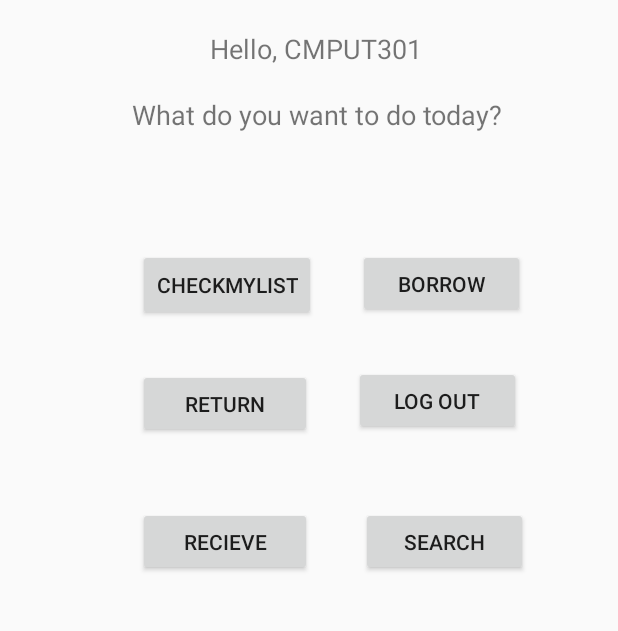
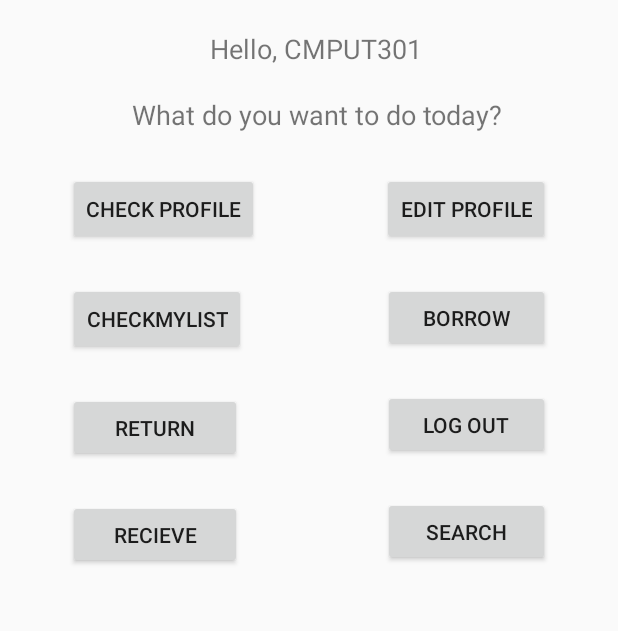
Before and after one commit to CMPUT-301-Fall2020/CMPUT301F20T36, an Android app: the main_menu_activity screen opened directly, with no data from a screen before it, on a phone screen of 412 x 824 dp, the part 276-907 px from its top. Run offline under Robolectric (Android 15) with nearby library versions, the phone set to English and light mode, and no system bars.

Commit message:
added xml

```diff
--- a/BOOK_MASTER/app/src/main/AndroidManifest.xml
+++ b/BOOK_MASTER/app/src/main/AndroidManifest.xml
@@ -9,7 +9,9 @@
         android:roundIcon="@mipmap/ic_launcher_round"
         android:supportsRtl="true"
         android:theme="@style/AppTheme">
-        <activity android:name=".add_book_activity"></activity>
+        <activity android:name=".profile_page_edit_activity"></activity>
+        <activity android:name=".profile_page_activity" />
+        <activity android:name=".add_book_activity" />
         <activity android:name=".search_page_activity" />
         <activity android:name=".owner_receive_activity" />
         <activity android:name=".borrow_return_activity" />
--- a/BOOK_MASTER/app/src/main/java/com/example/book_master/main_menu_activity.java
+++ b/BOOK_MASTER/app/src/main/java/com/example/book_master/main_menu_activity.java
@@ -14,6 +14,8 @@ public class main_menu_activity extends AppCompatActivity {
     Button log_out_button;
     Button receive_button;
     Button search_button;
+    Button profile_check_button;
+    Button profile_edit_button;
 
     @Override
     protected void onCreate(Bundle savedInstanceState) {
@@ -26,6 +28,8 @@ public class main_menu_activity extends AppCompatActivity {
         log_out_button = findViewById(R.id.Logout_main_button);
         receive_button = findViewById(R.id.Receive_main_button);
         search_button = findViewById(R.id.Search_main_button);
+        profile_check_button = findViewById(R.id.profile_main_button);
+        profile_edit_button = findViewById(R.id.Profile_main_edit);
 
         check_mylist_button.setOnClickListener(new View.OnClickListener() {
             @Override
@@ -74,8 +78,20 @@ public class main_menu_activity extends AppCompatActivity {
                 startActivity(search_page__intent);
             }
         });
-
-
+        profile_check_button.setOnClickListener(new View.OnClickListener() {
+            @Override
+            public void onClick(View v) {
+                Intent profile_check__intent = new Intent(main_menu_activity.this, profile_page_activity.class);
+                startActivity(profile_check__intent);
+            }
+        });
+        profile_edit_button.setOnClickListener(new View.OnClickListener() {
+            @Override
+            public void onClick(View v) {
+                Intent profile_edit__intent = new Intent(main_menu_activity.this, profile_page_edit_activity.class);
+                startActivity(profile_edit__intent);
+            }
+        });
 
     }
 }
--- a/BOOK_MASTER/app/src/main/java/com/example/book_master/models/UserList.java
+++ b/BOOK_MASTER/app/src/main/java/com/example/book_master/models/UserList.java
@@ -4,6 +4,7 @@ import java.util.ArrayList;
 
 public class UserList {
     private ArrayList<User> userList= new ArrayList<>();
+1
 
     private User get_User(String name){
         User u = new User(name);
--- a/BOOK_MASTER/app/src/main/res/layout/main_menu.xml
+++ b/BOOK_MASTER/app/src/main/res/layout/main_menu.xml
@@ -46,31 +46,31 @@
         android:id="@+id/CHECKMYLIST_button"
         android:layout_width="wrap_content"
         android:layout_height="wrap_content"
-        android:layout_marginStart="92dp"
-        android:layout_marginLeft="92dp"
-        android:layout_marginTop="76dp"
+        android:layout_marginStart="45dp"
+        android:layout_marginLeft="45dp"
+        android:layout_marginTop="25dp"
         android:text="Checkmylist"
         app:layout_constraintStart_toStartOf="parent"
-        app:layout_constraintTop_toBottomOf="@+id/textView6" />
+        app:layout_constraintTop_toBottomOf="@+id/profile_main_button" />
 
     <Button
         android:id="@+id/Borrow_main_button"
         android:layout_width="111dp"
         android:layout_height="46dp"
-        android:layout_marginStart="28dp"
-        android:layout_marginLeft="28dp"
-        android:layout_marginTop="76dp"
+        android:layout_marginTop="25dp"
+        android:layout_marginEnd="45dp"
+        android:layout_marginRight="45dp"
         android:text="Borrow"
-        app:layout_constraintStart_toEndOf="@+id/CHECKMYLIST_button"
-        app:layout_constraintTop_toBottomOf="@+id/textView6" />
+        app:layout_constraintEnd_toEndOf="parent"
+        app:layout_constraintTop_toBottomOf="@+id/Profile_main_edit" />
 
     <Button
         android:id="@+id/Return_main_button"
         android:layout_width="116dp"
         android:layout_height="46dp"
-        android:layout_marginStart="92dp"
-        android:layout_marginLeft="92dp"
-        android:layout_marginTop="32dp"
+        android:layout_marginStart="45dp"
+        android:layout_marginLeft="45dp"
+        android:layout_marginTop="25dp"
         android:text="Return"
         app:layout_constraintStart_toStartOf="parent"
         app:layout_constraintTop_toBottomOf="@+id/CHECKMYLIST_button" />
@@ -79,32 +79,54 @@
         android:id="@+id/Receive_main_button"
         android:layout_width="116dp"
         android:layout_height="46dp"
-        android:layout_marginStart="92dp"
-        android:layout_marginLeft="92dp"
-        android:layout_marginTop="124dp"
+        android:layout_marginStart="45dp"
+        android:layout_marginLeft="45dp"
+        android:layout_marginTop="25dp"
         android:text="Recieve"
         app:layout_constraintStart_toStartOf="parent"
-        app:layout_constraintTop_toBottomOf="@+id/CHECKMYLIST_button" />
+        app:layout_constraintTop_toBottomOf="@+id/Return_main_button" />
 
     <Button
         android:id="@+id/Logout_main_button"
         android:layout_width="111dp"
         android:layout_height="46dp"
-        android:layout_marginStart="28dp"
-        android:layout_marginLeft="28dp"
-        android:layout_marginTop="32dp"
+        android:layout_marginTop="25dp"
+        android:layout_marginEnd="45dp"
+        android:layout_marginRight="45dp"
         android:text="Log Out"
-        app:layout_constraintStart_toEndOf="@+id/Return_main_button"
+        app:layout_constraintEnd_toEndOf="parent"
         app:layout_constraintTop_toBottomOf="@+id/Borrow_main_button" />
 
     <Button
         android:id="@+id/Search_main_button"
         android:layout_width="111dp"
         android:layout_height="46dp"
-        android:layout_marginTop="48dp"
-        android:layout_marginEnd="60dp"
-        android:layout_marginRight="60dp"
+        android:layout_marginTop="25dp"
+        android:layout_marginEnd="45dp"
+        android:layout_marginRight="45dp"
         android:text="Search"
         app:layout_constraintEnd_toEndOf="parent"
         app:layout_constraintTop_toBottomOf="@+id/Logout_main_button" />
+
+    <Button
+        android:id="@+id/profile_main_button"
+        android:layout_width="wrap_content"
+        android:layout_height="wrap_content"
+        android:layout_marginStart="45dp"
+        android:layout_marginLeft="45dp"
+        android:layout_marginTop="25dp"
+        android:text="Check profile"
+        app:layout_constraintStart_toStartOf="parent"
+        app:layout_constraintTop_toBottomOf="@+id/textView6" />
+
+    <Button
+        android:id="@+id/Profile_main_edit"
+        android:layout_width="wrap_content"
+        android:layout_height="wrap_content"
+        android:layout_marginTop="25dp"
+        android:layout_marginEnd="45dp"
+        android:layout_marginRight="45dp"
+        android:text="Edit Profile"
+        app:layout_constraintEnd_toEndOf="parent"
+        app:layout_constraintTop_toBottomOf="@+id/textView6" />
 </androidx.constraintlayout.widget.ConstraintLayout>
```
Also changed, not shown: BOOK_MASTER/app/src/main/java/com/example/book_master/add_book_activity.java (+14 -1 lines), BOOK_MASTER/app/src/main/java/com/example/book_master/profile_page_activity.java (+16 -2 lines), BOOK_MASTER/app/src/main/java/com/example/book_master/profile_page_edit_activity.java (+16 -2 lines), BOOK_MASTER/app/src/main/java/com/example/book_master/search_page_activity.java (+14 -1 lines), BOOK_MASTER/app/src/main/res/layout/list_content.xml (+11 -6 lines), BOOK_MASTER/app/src/main/res/layout/profile_page.xml (+4 -3 lines), BOOK_MASTER/app/src/main/res/layout/search_page.xml (+10 -4 lines).
